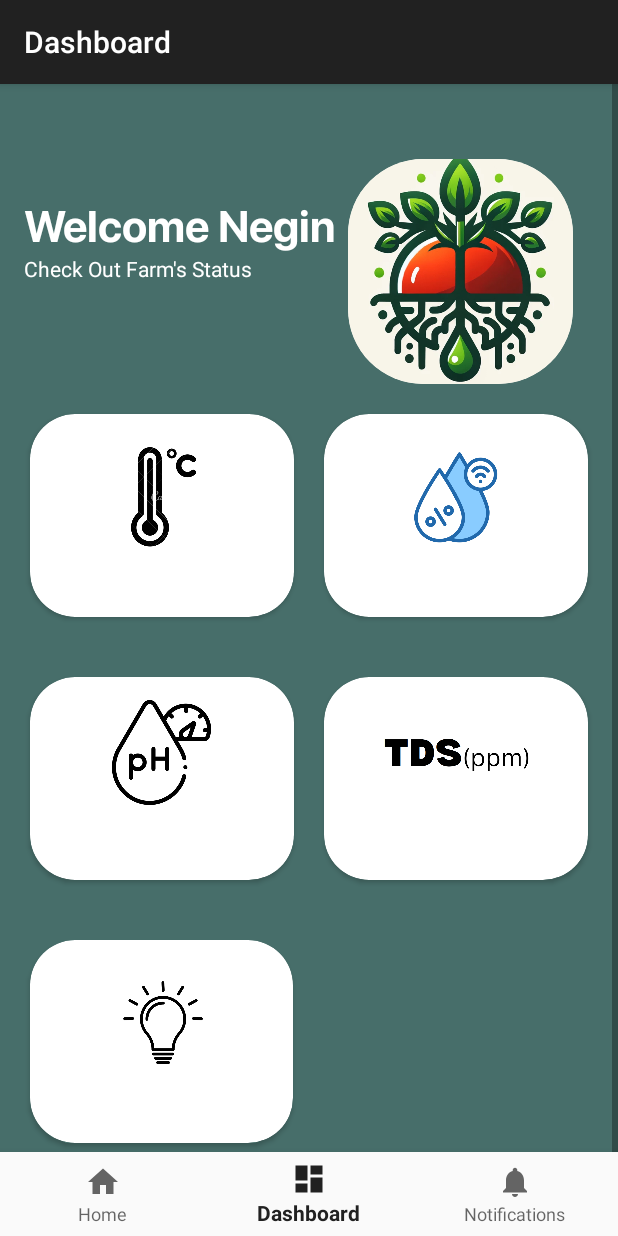
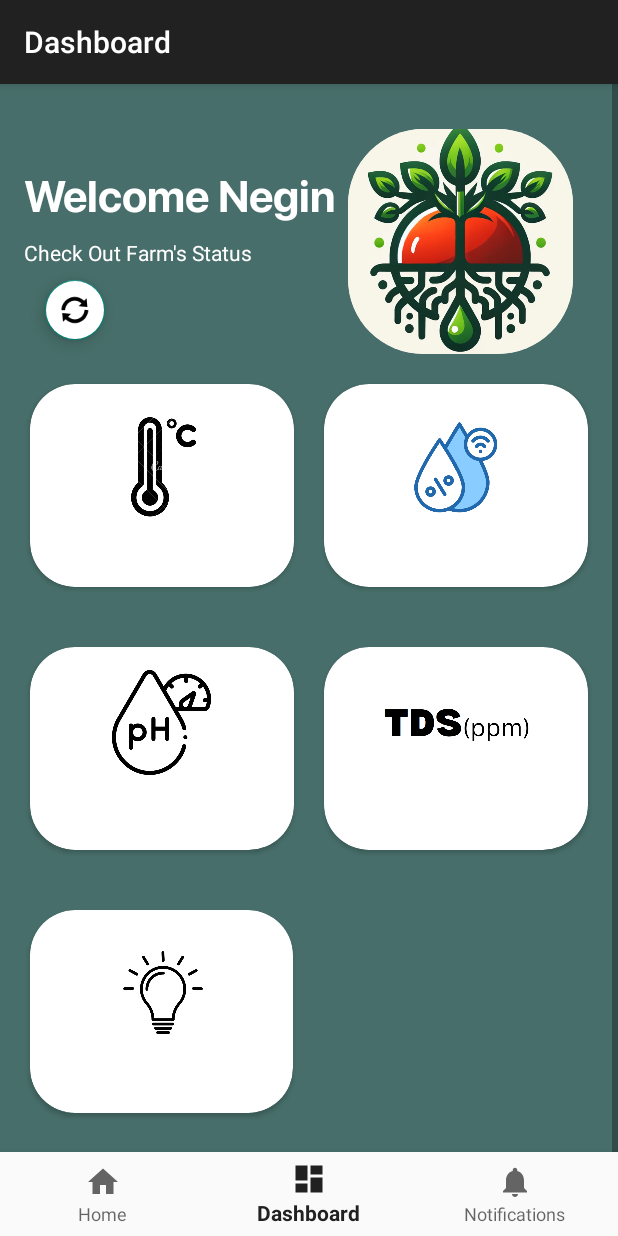
Before and after one commit to negiinj/Hydroponic-farm, an Android app: the DashboardFragment screen opened through its navigation route, on a phone screen of 412 x 824 dp. Run offline under Robolectric (Android 15) with nearby library versions, the phone set to English and light mode, and no system bars; our stand-ins replace navigation-ui; 1 statement that could not run was skipped.

Commit message:
refresh button is added to dashboard fragment_dashboard.xml

```diff
--- a/app/src/main/res/layout/fragment_dashboard.xml
+++ b/app/src/main/res/layout/fragment_dashboard.xml
@@ -32,7 +32,7 @@
             <androidx.appcompat.widget.Toolbar
                 android:id="@+id/toolbar"
                 android:layout_width="0dp"
-                android:layout_height="50dp"
+                android:layout_height="30dp"
                 android:background="#00008577"
                 app:layout_constraintEnd_toEndOf="parent"
                 app:layout_constraintStart_toStartOf="parent"
@@ -58,12 +58,27 @@
                 android:layout_width="0dp"
                 android:layout_height="wrap_content"
                 android:layout_marginStart="16dp"
-                android:layout_marginLeft="16dp"
                 android:text="Check Out Farm's Status"
                 android:textColor="@color/white"
+                app:layout_constraintBottom_toTopOf="@+id/floatingActionButton"
                 app:layout_constraintEnd_toStartOf="@+id/cardView"
                 app:layout_constraintStart_toStartOf="parent"
                 app:layout_constraintTop_toBottomOf="@+id/textView" />
+
+            <com.google.android.material.floatingactionbutton.FloatingActionButton
+                android:id="@+id/floatingActionButton"
+                android:layout_width="wrap_content"
+                android:layout_height="wrap_content"
+                android:layout_marginStart="30dp"
+                android:backgroundTint="@color/white"
+                android:clickable="true"
+                android:onClick="updateData"
+                android:src="@android:drawable/ic_popup_sync"
+                app:fabSize="mini"
+                app:layout_constraintBottom_toTopOf="@+id/linearLayout"
+                app:layout_constraintStart_toStartOf="parent"
+                app:layout_constraintTop_toBottomOf="@+id/textView2"
+                app:tint="@color/black" />
 
             <androidx.cardview.widget.CardView
                 android:id="@+id/cardView"
```
